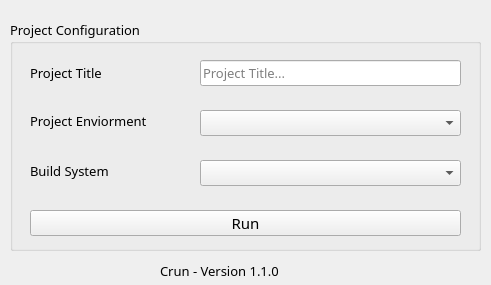
This is GUI/project/res/mainWindow.ui in ZouariOmar/Crun as Qt 5 draws it before an edit. The edited form follows.
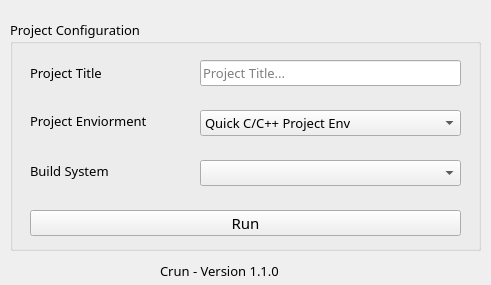
This is the edited form. Icons and pictures are not drawn.

Commit message: Crun CLI: Support more project env

```diff
--- a/GUI/project/res/mainWindow.ui
+++ b/GUI/project/res/mainWindow.ui
@@ -210,7 +210,7 @@
       <bool>false</bool>
      </property>
      <property name="currentIndex">
-      <number>-1</number>
+      <number>0</number>
      </property>
      <property name="maxVisibleItems">
       <number>10</number>
@@ -220,7 +220,7 @@
      </property>
      <item>
       <property name="text">
-       <string>Quick C Project Enviornment</string>
+       <string>Quick C/C++ Project Env</string>
       </property>
       <property name="icon">
        <iconset theme="applications-other"/>
```
Left out of the diff: 24 changed lines with no effect on the pictures. The commit also changes 102 other files.
